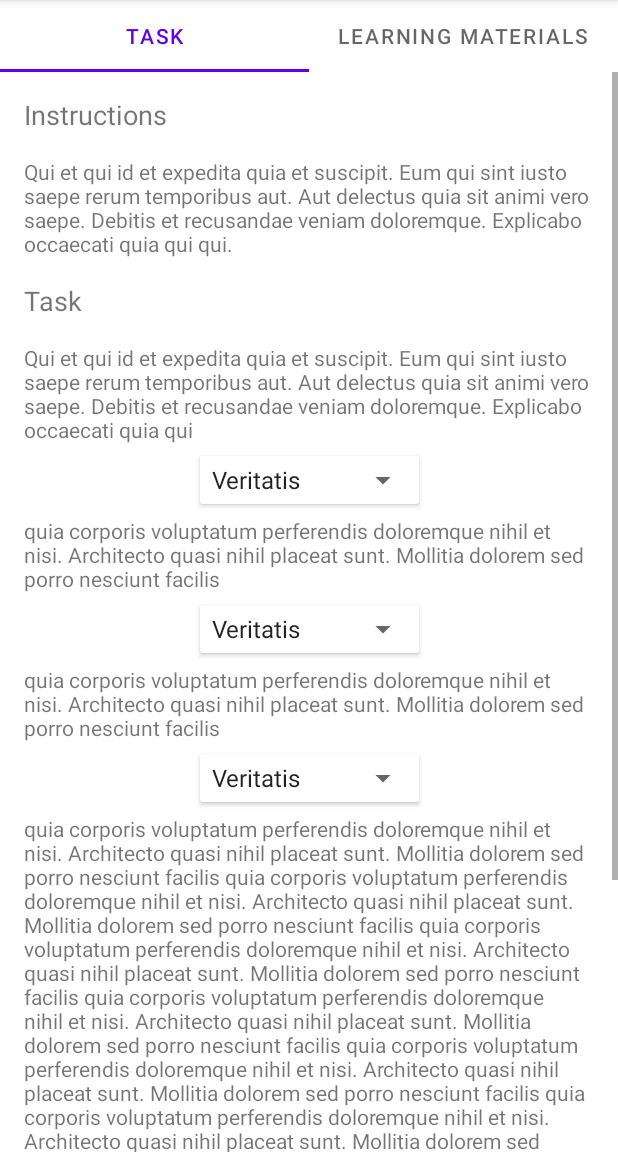
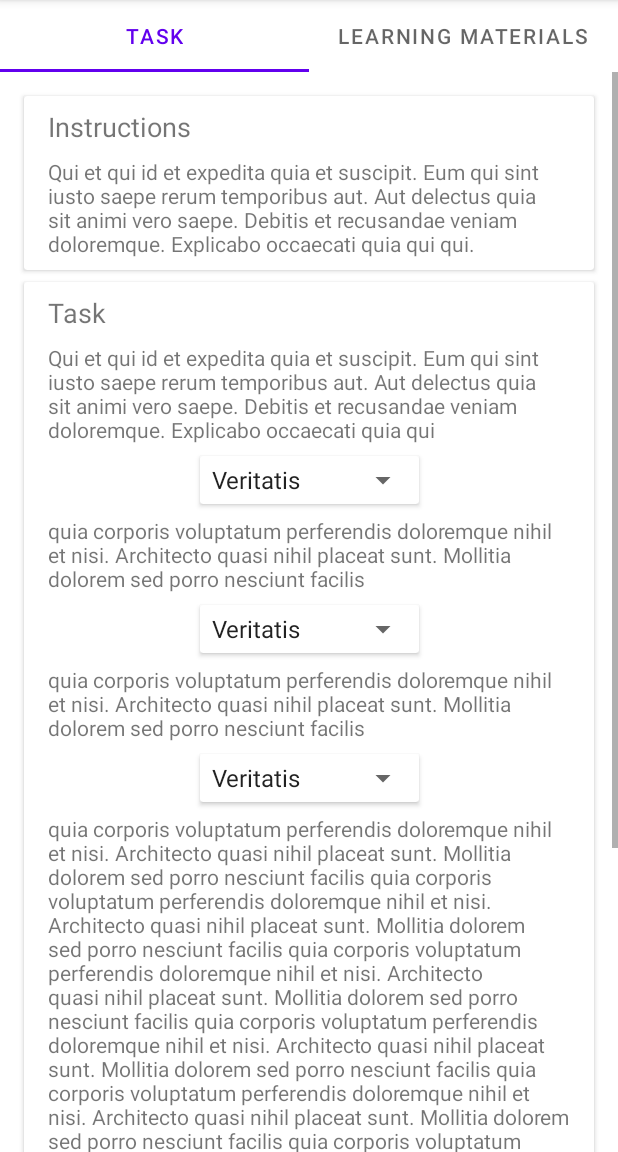
Before and after one commit to Ialda/LanProject, an Android app: the TaskFragment1 screen opened directly, with no data from a screen before it, on a phone screen of 412 x 824 dp, the part 84-1236 px from its top. Run offline under Robolectric (Android 15) with nearby library versions, the light colour scheme and no system bars.

Commit message:
card views for separation in reading task

```diff
--- a/app/src/main/res/layout/fragment_task1.xml
+++ b/app/src/main/res/layout/fragment_task1.xml
@@ -14,13 +14,30 @@
             android:layout_width="match_parent"
             android:layout_height="wrap_content">
 
+            <androidx.cardview.widget.CardView
+                android:id="@+id/cardView4"
+                android:layout_width="match_parent"
+                android:layout_height="wrap_content"
+                android:layout_marginStart="16dp"
+                android:layout_marginLeft="16dp"
+                android:layout_marginTop="16dp"
+                android:layout_marginEnd="16dp"
+                android:layout_marginRight="16dp"
+                app:layout_constraintEnd_toEndOf="parent"
+                app:layout_constraintStart_toStartOf="parent"
+                app:layout_constraintTop_toTopOf="parent">
+
+                <androidx.constraintlayout.widget.ConstraintLayout
+                    android:layout_width="match_parent"
+                    android:layout_height="match_parent">
+
                     <TextView
                         android:id="@+id/textView3"
                         android:layout_width="wrap_content"
                         android:layout_height="wrap_content"
                         android:layout_marginStart="16dp"
                         android:layout_marginLeft="16dp"
-                android:layout_marginTop="16dp"
+                        android:layout_marginTop="8dp"
                         android:text="Instructions"
                         android:textSize="18sp"
                         app:layout_constraintStart_toStartOf="parent"
@@ -32,13 +49,65 @@
                         android:layout_height="wrap_content"
                         android:layout_marginStart="16dp"
                         android:layout_marginLeft="16dp"
-                android:layout_marginTop="16dp"
+                        android:layout_marginTop="8dp"
                         android:layout_marginEnd="16dp"
                         android:layout_marginRight="16dp"
+                        android:layout_marginBottom="8dp"
                         android:text="Qui et qui id et expedita quia et suscipit. Eum qui sint iusto saepe rerum temporibus aut. Aut delectus quia sit animi vero saepe. Debitis et recusandae veniam doloremque. Explicabo occaecati quia qui qui."
+                        app:layout_constraintBottom_toBottomOf="parent"
                         app:layout_constraintEnd_toEndOf="parent"
                         app:layout_constraintStart_toStartOf="parent"
                         app:layout_constraintTop_toBottomOf="@+id/textView3" />
+                </androidx.constraintlayout.widget.ConstraintLayout>
+
+            </androidx.cardview.widget.CardView>
+
+            <androidx.cardview.widget.CardView
+                android:id="@+id/cardView5"
+                android:layout_width="match_parent"
+                android:layout_height="wrap_content"
+                android:layout_marginStart="16dp"
+                android:layout_marginLeft="16dp"
+                android:layout_marginTop="8dp"
+                android:layout_marginEnd="16dp"
+                android:layout_marginRight="16dp"
+                app:layout_constraintEnd_toEndOf="parent"
+                app:layout_constraintStart_toStartOf="parent"
+                app:layout_constraintTop_toBottomOf="@+id/cardView4">
+
+                <androidx.constraintlayout.widget.ConstraintLayout
+                    android:layout_width="match_parent"
+                    android:layout_height="match_parent">
+
+                    <TextView
+                        android:id="@+id/textView8"
+                        android:layout_width="0dp"
+                        android:layout_height="wrap_content"
+                        android:layout_marginStart="16dp"
+                        android:layout_marginLeft="16dp"
+                        android:layout_marginTop="8dp"
+                        android:layout_marginEnd="16dp"
+                        android:layout_marginRight="16dp"
+                        android:layout_marginBottom="8dp"
+                        android:text="quia corporis voluptatum perferendis doloremque nihil et nisi. Architecto quasi nihil placeat sunt. Mollitia dolorem sed porro nesciunt facilis quia corporis voluptatum perferendis doloremque nihil et nisi. Architecto quasi nihil placeat sunt. Mollitia dolorem sed porro nesciunt facilis quia corporis voluptatum perferendis doloremque nihil et nisi. Architecto quasi nihil placeat sunt. Mollitia dolorem sed porro nesciunt facilis quia corporis voluptatum perferendis doloremque nihil et nisi. Architecto quasi nihil placeat sunt. Mollitia dolorem sed porro nesciunt facilis quia corporis voluptatum perferendis doloremque nihil et nisi. Architecto quasi nihil placeat sunt. Mollitia dolorem sed porro nesciunt facilis quia corporis voluptatum perferendis doloremque nihil et nisi. Architecto quasi nihil placeat sunt. Mollitia dolorem sed porro nesciunt facilis quia corporis voluptatum perferendis doloremque nihil et nisi. Architecto quasi nihil placeat sunt. Mollitia dolorem sed porro nesciunt facilis quia corporis voluptatum perferendis doloremque nihil et nisi. Architecto quasi nihil placeat sunt. Mollitia dolorem sed porro nesciunt facilisquia corporis voluptatum perferendis doloremque nihil et nisi. Architecto quasi nihil placeat sunt. Mollitia dolorem sed porro nesciunt facilis quia corporis voluptatum perferendis doloremque nihil et nisi. Architecto quasi nihil placeat sunt. Mollitia dolorem sed porro nesciunt facilis"
+                        app:layout_constraintBottom_toBottomOf="parent"
+                        app:layout_constraintEnd_toEndOf="parent"
+                        app:layout_constraintStart_toStartOf="parent"
+                        app:layout_constraintTop_toBottomOf="@+id/cardView2" />
+
+                    <TextView
+                        android:id="@+id/textView7"
+                        android:layout_width="0dp"
+                        android:layout_height="wrap_content"
+                        android:layout_marginStart="16dp"
+                        android:layout_marginLeft="16dp"
+                        android:layout_marginTop="8dp"
+                        android:layout_marginEnd="16dp"
+                        android:layout_marginRight="16dp"
+                        android:text="quia corporis voluptatum perferendis doloremque nihil et nisi. Architecto quasi nihil placeat sunt. Mollitia dolorem sed porro nesciunt facilis"
+                        app:layout_constraintEnd_toEndOf="parent"
+                        app:layout_constraintStart_toStartOf="parent"
+                        app:layout_constraintTop_toBottomOf="@+id/cardView3" />
 
                     <TextView
                         android:id="@+id/textView5"
@@ -46,26 +115,11 @@
                         android:layout_height="wrap_content"
                         android:layout_marginStart="16dp"
                         android:layout_marginLeft="16dp"
-                android:layout_marginTop="16dp"
+                        android:layout_marginTop="8dp"
                         android:text="Task"
                         android:textSize="18sp"
                         app:layout_constraintStart_toStartOf="parent"
-                app:layout_constraintTop_toBottomOf="@+id/textView4" />
-
-            <TextView
-                android:id="@+id/textView6"
-                android:layout_width="0dp"
-                android:layout_height="wrap_content"
-                android:layout_marginStart="16dp"
-                android:layout_marginLeft="16dp"
-                android:layout_marginTop="16dp"
-                android:layout_marginEnd="16dp"
-                android:layout_marginRight="16dp"
-                android:text="Qui et qui id et expedita quia et suscipit. Eum qui sint iusto saepe rerum temporibus aut. Aut delectus quia sit animi vero saepe. Debitis et recusandae veniam doloremque. Explicabo occaecati quia qui"
-                app:layout_constraintEnd_toEndOf="parent"
-                app:layout_constraintHorizontal_bias="1.0"
-                app:layout_constraintStart_toStartOf="parent"
-                app:layout_constraintTop_toBottomOf="@+id/textView5" />
+                        app:layout_constraintTop_toTopOf="parent" />
 
                     <androidx.cardview.widget.CardView
                         android:id="@+id/cardView1"
@@ -85,6 +139,20 @@
                     </androidx.cardview.widget.CardView>
 
                     <TextView
+                        android:id="@+id/textView6"
+                        android:layout_width="0dp"
+                        android:layout_height="wrap_content"
+                        android:layout_marginStart="16dp"
+                        android:layout_marginLeft="16dp"
+                        android:layout_marginTop="8dp"
+                        android:layout_marginEnd="16dp"
+                        android:layout_marginRight="16dp"
+                        android:text="Qui et qui id et expedita quia et suscipit. Eum qui sint iusto saepe rerum temporibus aut. Aut delectus quia sit animi vero saepe. Debitis et recusandae veniam doloremque. Explicabo occaecati quia qui"
+                        app:layout_constraintEnd_toEndOf="parent"
+                        app:layout_constraintStart_toStartOf="parent"
+                        app:layout_constraintTop_toBottomOf="@+id/textView5" />
+
+                    <TextView
                         android:id="@+id/textView9"
                         android:layout_width="0dp"
                         android:layout_height="wrap_content"
@@ -95,7 +163,6 @@
                         android:layout_marginRight="16dp"
                         android:text="quia corporis voluptatum perferendis doloremque nihil et nisi. Architecto quasi nihil placeat sunt. Mollitia dolorem sed porro nesciunt facilis"
                         app:layout_constraintEnd_toEndOf="parent"
-                app:layout_constraintHorizontal_bias="0.0"
                         app:layout_constraintStart_toStartOf="parent"
                         app:layout_constraintTop_toBottomOf="@+id/cardView1" />
 
@@ -116,34 +183,6 @@
 
                     </androidx.cardview.widget.CardView>
 
-            <TextView
-                android:id="@+id/textView7"
-                android:layout_width="0dp"
-                android:layout_height="wrap_content"
-                android:layout_marginStart="16dp"
-                android:layout_marginLeft="16dp"
-                android:layout_marginTop="8dp"
-                android:layout_marginEnd="16dp"
-                android:layout_marginRight="16dp"
-                android:text="quia corporis voluptatum perferendis doloremque nihil et nisi. Architecto quasi nihil placeat sunt. Mollitia dolorem sed porro nesciunt facilis"
-                app:layout_constraintEnd_toEndOf="parent"
-                app:layout_constraintStart_toStartOf="parent"
-                app:layout_constraintTop_toBottomOf="@+id/cardView3" />
-
-            <TextView
-                android:id="@+id/textView8"
-                android:layout_width="0dp"
-                android:layout_height="wrap_content"
-                android:layout_marginStart="16dp"
-                android:layout_marginLeft="16dp"
-                android:layout_marginTop="8dp"
-                android:layout_marginEnd="16dp"
-                android:layout_marginRight="16dp"
-                android:text="quia corporis voluptatum perferendis doloremque nihil et nisi. Architecto quasi nihil placeat sunt. Mollitia dolorem sed porro nesciunt facilis quia corporis voluptatum perferendis doloremque nihil et nisi. Architecto quasi nihil placeat sunt. Mollitia dolorem sed porro nesciunt facilis quia corporis voluptatum perferendis doloremque nihil et nisi. Architecto quasi nihil placeat sunt. Mollitia dolorem sed porro nesciunt facilis quia corporis voluptatum perferendis doloremque nihil et nisi. Architecto quasi nihil placeat sunt. Mollitia dolorem sed porro nesciunt facilis quia corporis voluptatum perferendis doloremque nihil et nisi. Architecto quasi nihil placeat sunt. Mollitia dolorem sed porro nesciunt facilis quia corporis voluptatum perferendis doloremque nihil et nisi. Architecto quasi nihil placeat sunt. Mollitia dolorem sed porro nesciunt facilis quia corporis voluptatum perferendis doloremque nihil et nisi. Architecto quasi nihil placeat sunt. Mollitia dolorem sed porro nesciunt facilis quia corporis voluptatum perferendis doloremque nihil et nisi. Architecto quasi nihil placeat sunt. Mollitia dolorem sed porro nesciunt facilisquia corporis voluptatum perferendis doloremque nihil et nisi. Architecto quasi nihil placeat sunt. Mollitia dolorem sed porro nesciunt facilis quia corporis voluptatum perferendis doloremque nihil et nisi. Architecto quasi nihil placeat sunt. Mollitia dolorem sed porro nesciunt facilis"
-                app:layout_constraintEnd_toEndOf="parent"
-                app:layout_constraintStart_toStartOf="parent"
-                app:layout_constraintTop_toBottomOf="@+id/cardView2" />
-
                     <androidx.cardview.widget.CardView
                         android:id="@+id/cardView2"
                         android:layout_width="wrap_content"
@@ -160,18 +199,22 @@
                             android:entries="@array/Task1Placeholder" />
 
                     </androidx.cardview.widget.CardView>
+                </androidx.constraintlayout.widget.ConstraintLayout>
+
+            </androidx.cardview.widget.CardView>
 
             <Button
                 android:id="@+id/button"
                 android:layout_width="wrap_content"
                 android:layout_height="wrap_content"
-                android:layout_marginTop="16dp"
-                android:layout_marginBottom="16dp"
+                android:layout_marginStart="16dp"
+                android:layout_marginLeft="16dp"
+                android:layout_marginTop="8dp"
+                android:layout_marginBottom="8dp"
                 android:text="Finish test"
                 app:layout_constraintBottom_toBottomOf="parent"
-                app:layout_constraintEnd_toEndOf="parent"
                 app:layout_constraintStart_toStartOf="parent"
-                app:layout_constraintTop_toBottomOf="@+id/textView8" />
+                app:layout_constraintTop_toBottomOf="@+id/cardView5" />
 
         </androidx.constraintlayout.widget.ConstraintLayout>
     </ScrollView>
```
Lines whose indentation alone changed are shown as unchanged.
